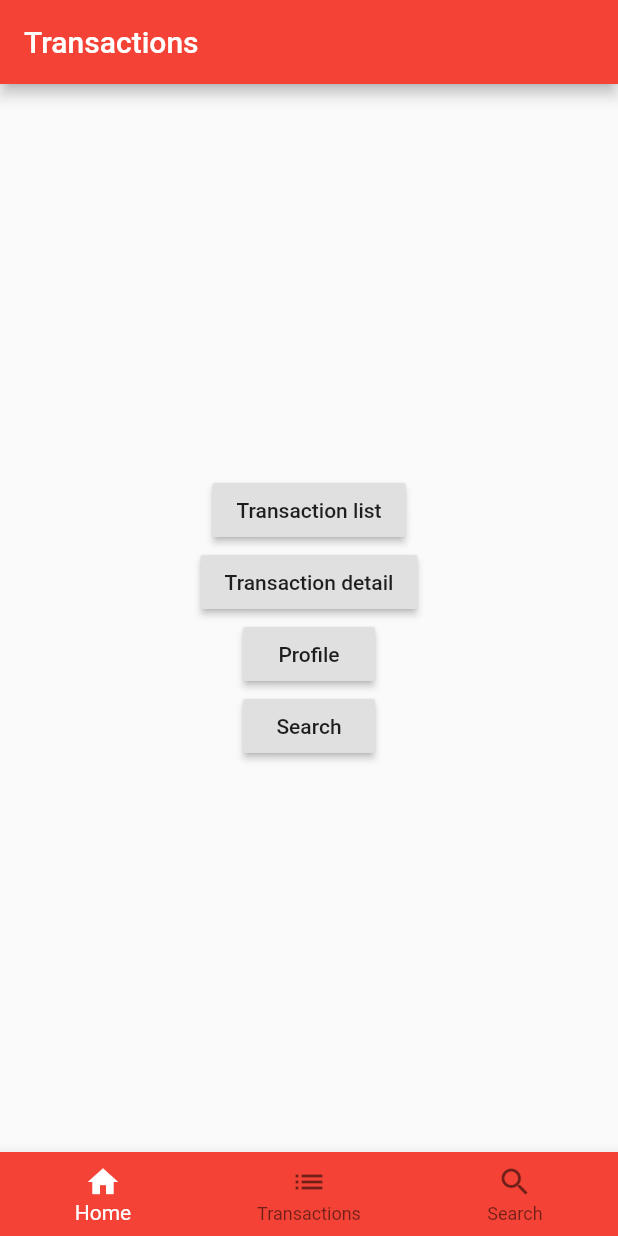
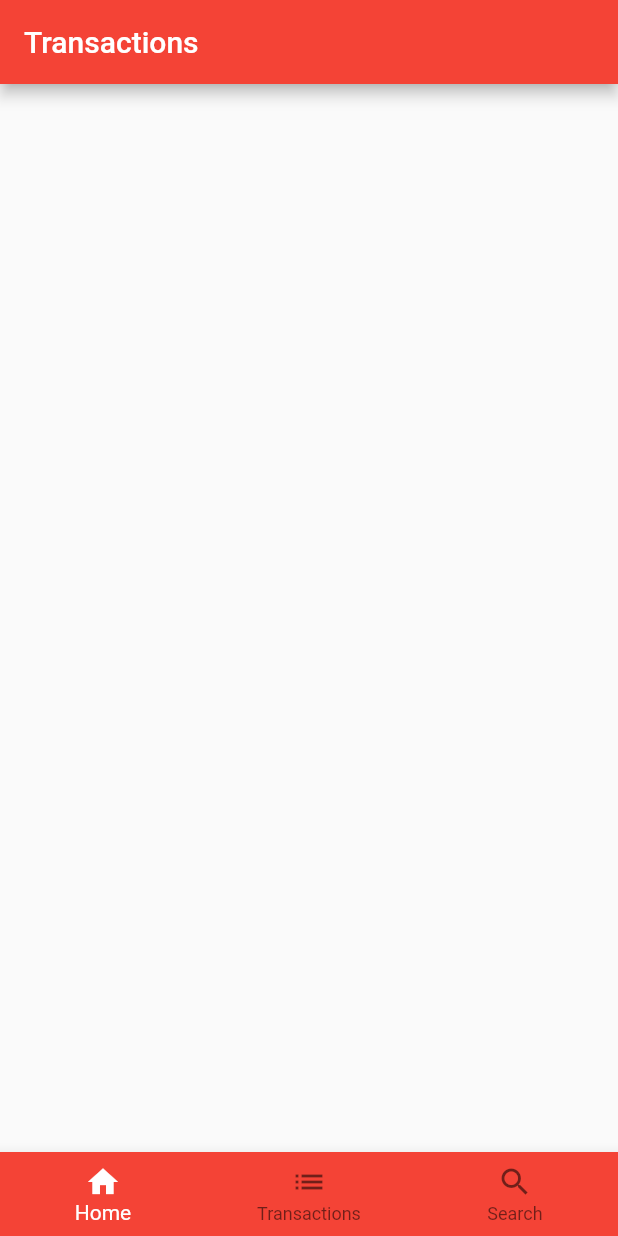
Before and after one commit to Lindronics/gradhack, a Flutter app: the screen it shows after launch, on a phone screen of 412 x 824 dp. Run offline on Flutter 3.47's test engine with Material 2 defaults, Android fonts, the phone set to English and light mode, and no system bars; our stand-ins replace google_maps_flutter.

Commit message:
Removed dead buttons

```diff
--- a/lib/main.dart
+++ b/lib/main.dart
@@ -105,40 +105,7 @@ class _DummyMainPageState extends State<DummyMainPage> {
       Center(
         child: Column(
           mainAxisAlignment: MainAxisAlignment.center,
-          children: <Widget>[
-            RaisedButton(
-              onPressed: () {
-                Navigator.pushNamed(context, TransactionListPage.routeName,
-                    arguments: _user);
-              },
-              child: Text("Transaction list"),
-            ),
-            RaisedButton(
-              onPressed: () {
-                Navigator.push(
-                  context,
-                  MaterialPageRoute(
-                      builder: (context) =>
-                          TransactionDetailPage(title: "Transaction detail")),
-                );
-              },
-              child: Text("Transaction detail"),
-            ),
-            RaisedButton(
-              onPressed: () {
-                Navigator.pushNamed(context, ProfilePage.routeName,
-                    arguments: _user);
-              },
-              child: Text("Profile"),
-            ),
-            RaisedButton(
-              onPressed: () {
-                Navigator.pushNamed(context, SearchStorePage.routeName,
-                    arguments: SearchArguments(_user, _stores));
-              },
-              child: Text("Search"),
-            ),
-          ],
+          children: <Widget>[],
         ),
       ),
       TransactionListPage(context: context, user: _user),
```
